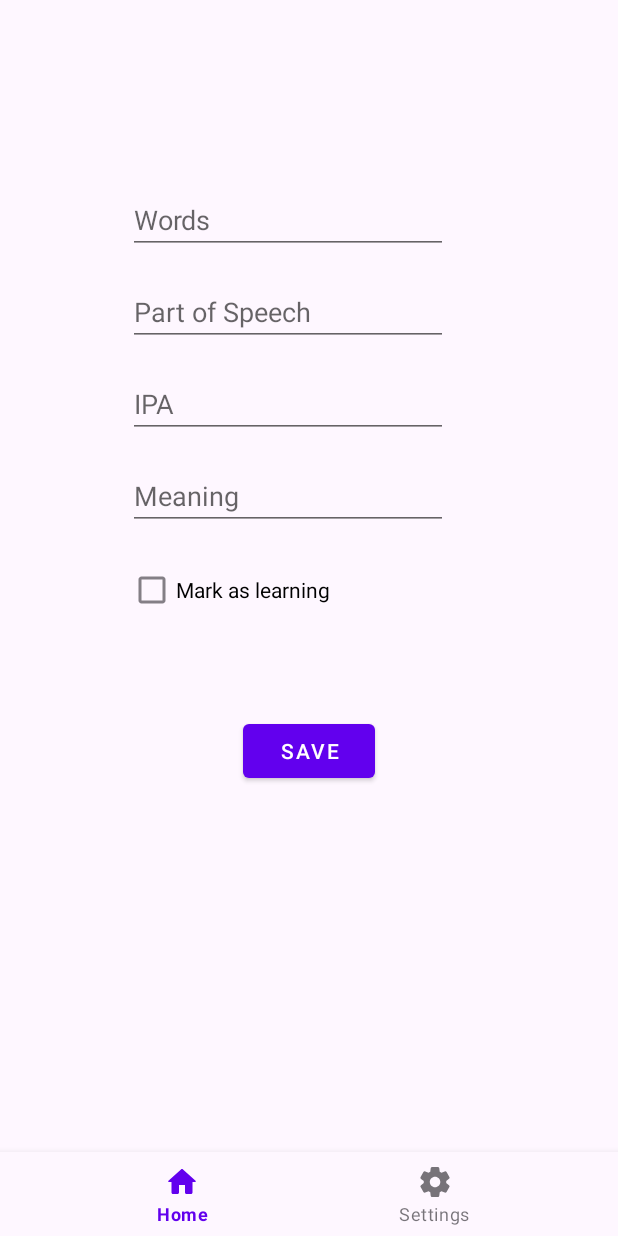
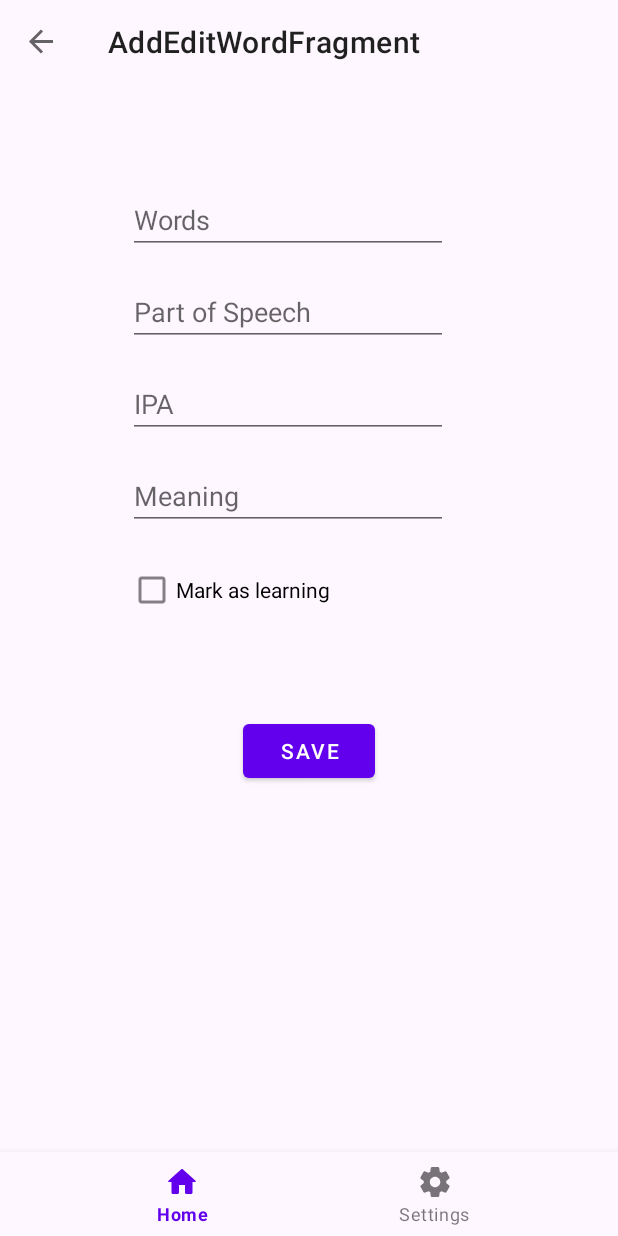
Before and after one commit to ntandat20130221/words-note, an Android app: the AddEditWordFragment screen opened through its navigation route, on a phone screen of 412 x 824 dp. Run offline under Robolectric (Android 15) with nearby library versions, the phone set to English and light mode, and no system bars; our stand-ins replace Room's generated code, navigation-ui.

Commit message:
Add AddEditWordFragment's toolbar

```diff
--- a/app/src/main/java/com/example/wordnotes/ui/addeditword/AddEditWordFragment.kt
+++ b/app/src/main/java/com/example/wordnotes/ui/addeditword/AddEditWordFragment.kt
@@ -14,6 +14,8 @@ import androidx.lifecycle.repeatOnLifecycle
 import androidx.navigation.NavOptions
 import androidx.navigation.fragment.findNavController
 import androidx.navigation.fragment.navArgs
+import androidx.navigation.ui.AppBarConfiguration
+import androidx.navigation.ui.setupWithNavController
 import com.example.wordnotes.EventObserver
 import com.example.wordnotes.R
 import com.example.wordnotes.WordViewModelFactory
@@ -38,6 +40,7 @@ class AddEditWordFragment : Fragment() {
         super.onViewCreated(view, savedInstanceState)
 
         addEditWordViewModel.initializeWithWordId(args.wordId)
+        setUpNavigation()
         setViewListeners()
 
         viewLifecycleOwner.lifecycleScope.launch {
@@ -60,6 +63,12 @@ class AddEditWordFragment : Fragment() {
                 navigateToWordsFragment()
             }
         )
+    }
+
+    private fun setUpNavigation() {
+        val navController = findNavController()
+        val appBarConfiguration = AppBarConfiguration(navController.graph)
+        binding.toolbar.setupWithNavController(navController, appBarConfiguration)
     }
 
     private fun setViewListeners() {
--- a/app/src/main/res/layout/fragment_add_edit_word.xml
+++ b/app/src/main/res/layout/fragment_add_edit_word.xml
@@ -4,6 +4,14 @@
     android:layout_width="match_parent"
     android:layout_height="match_parent"
     android:background="?colorSurface">
+
+    <androidx.appcompat.widget.Toolbar
+        android:id="@+id/toolbar"
+        android:layout_width="match_parent"
+        android:layout_height="?actionBarSize"
+        app:layout_constraintEnd_toEndOf="parent"
+        app:layout_constraintStart_toStartOf="parent"
+        app:layout_constraintTop_toTopOf="parent" />
 
     <EditText
         android:id="@+id/input_words"
```
